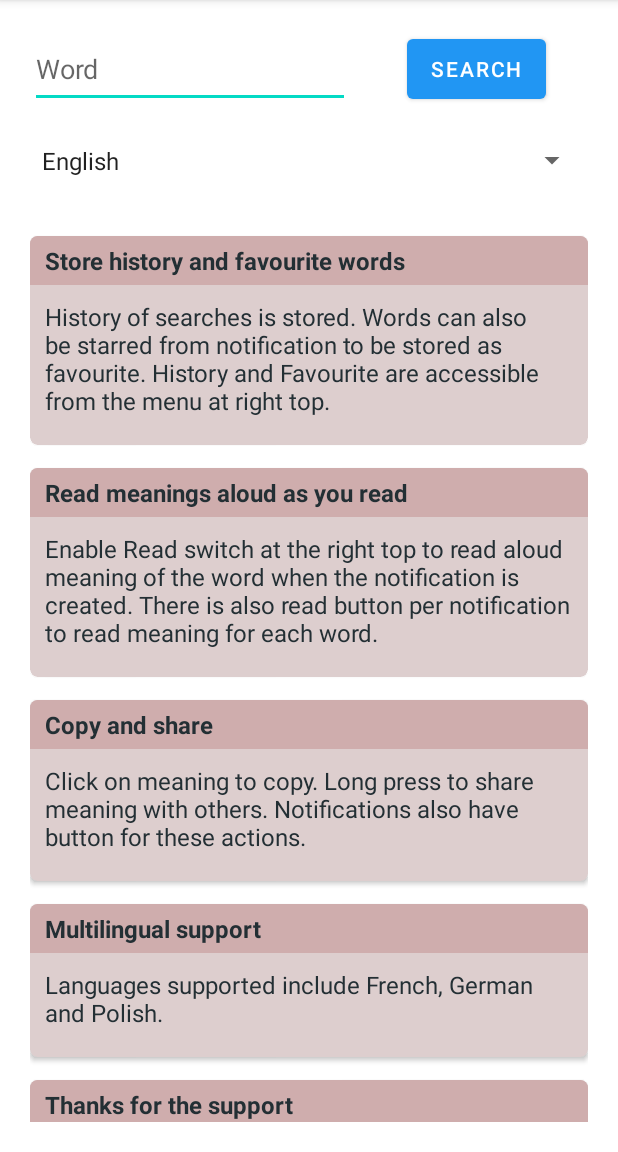
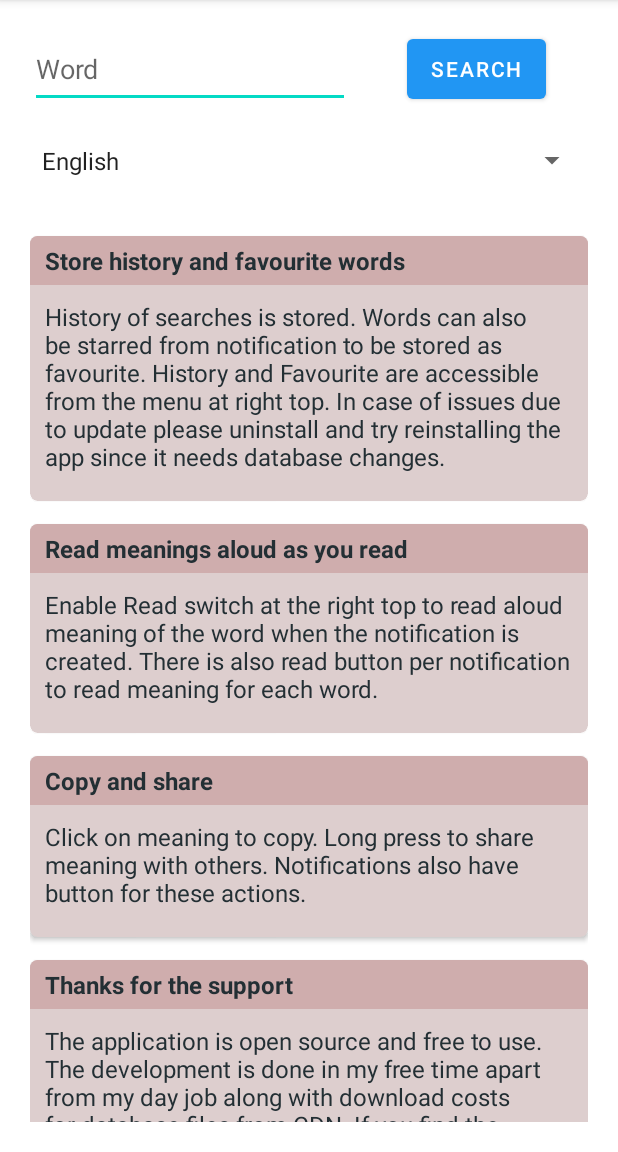
Before and after one commit to tirkarthi/NotificationDictionary, an Android app: the screen it shows after launch (MainActivity), on a phone screen of 412 x 824 dp, the part 84-1236 px from its top. Run offline under Robolectric (Android 15) with nearby library versions, the phone set to English and light mode, and no system bars; our stand-ins replace Room's generated code; libraries missing offline, so code that uses them is left out: com.huxq17.download, com.mikepenz.aboutlibraries, com.suddenh4x.ratingdialog, de.cketti.library, io.sentry; 3 statements that could not run were skipped.

```diff
--- a/app/build.gradle
+++ b/app/build.gradle
@@ -28,8 +28,8 @@ android {
         applicationId "com.xtreak.notificationdictionary"
         minSdk 24
         targetSdk 33
-        versionCode 22
-        versionName "0.0.22"
+        versionCode 23
+        versionName "0.0.23"
 
         testInstrumentationRunner "androidx.test.runner.AndroidJUnitRunner"
     }
--- a/app/src/main/java/com/xtreak/notificationdictionary/MainActivity.kt
+++ b/app/src/main/java/com/xtreak/notificationdictionary/MainActivity.kt
@@ -148,7 +148,7 @@ class MainActivity : AppCompatActivity() {
                         "Store history and favourite words",
                         1,
                         1,
-                        """History of searches is stored. Words can also be starred from notification to be stored as favourite. History and Favourite are accessible from the menu at right top."""
+                        """History of searches is stored. Words can also be starred from notification to be stored as favourite. History and Favourite are accessible from the menu at right top. In case of issues due to update please uninstall and try reinstalling the app since it needs database changes."""
                     ),
                     Word(
                         1,
@@ -165,14 +165,6 @@ class MainActivity : AppCompatActivity() {
                         1,
                         1,
                         """Click on meaning to copy. Long press to share meaning with others. Notifications also have button for these actions."""
-                    ),
-                    Word(
-                        1,
-                        "",
-                        "Multilingual support",
-                        1,
-                        1,
-                        """Languages supported include French, German and Polish."""
                     ),
                     Word(
                         1,
@@ -446,7 +438,7 @@ class MainActivity : AppCompatActivity() {
         // But we don't want the user to cancel this. It's one time and takes a couple of seconds
 
         // TODO: Make this configurable based on environment?
-        val url = "https://xtreak.sfo3.cdn.digitaloceanspaces.com/dictionaries/dictionary_v2.db.zip"
+        val url = "https://xtreak.sfo3.cdn.digitaloceanspaces.com/dictionaries/v2/$database_name.zip"
         // val url = "http://192.168.0.105:8000/$database_name.zip" // for local mobile testing
         // val url = "http://10.0.2.2:8000/$database_name.zip" // for local emulator testing
 
```
Also changed, not shown: app/src/main/java/com/xtreak/notificationdictionary/ProcessTextActivity.kt (+8 -44 lines).
